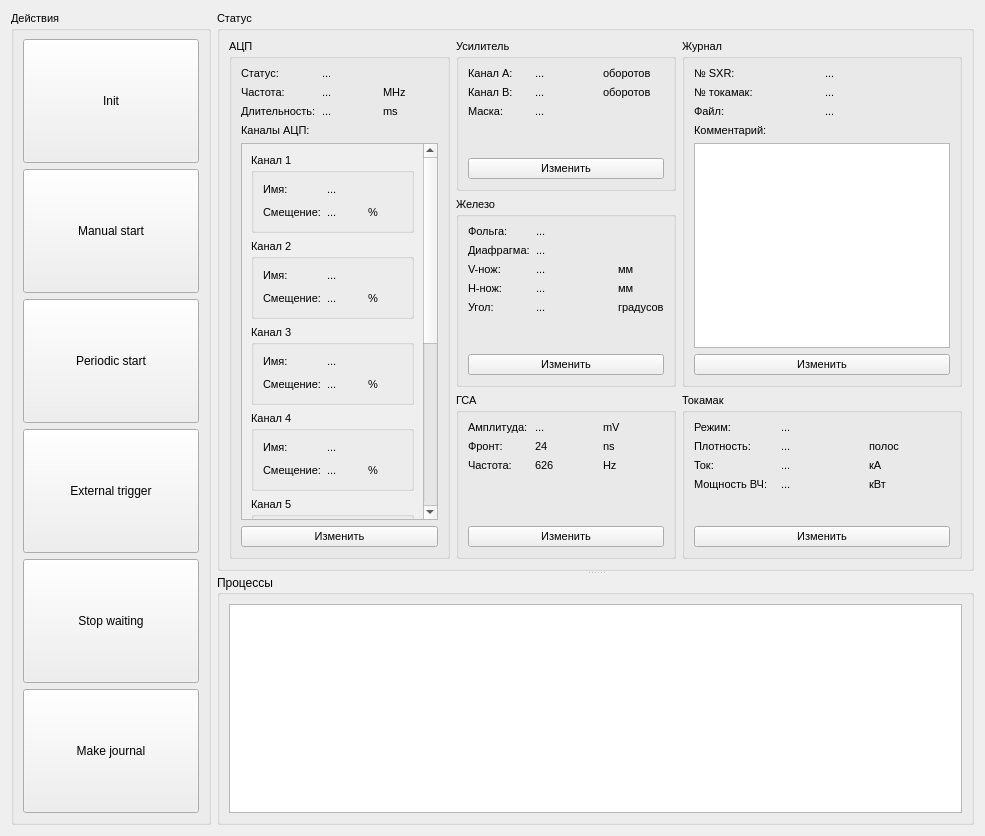
AVSidorov/FT2SXR, file ui/ControlPanel/CentralWidgetUIDesign.ui: the form before one commit.
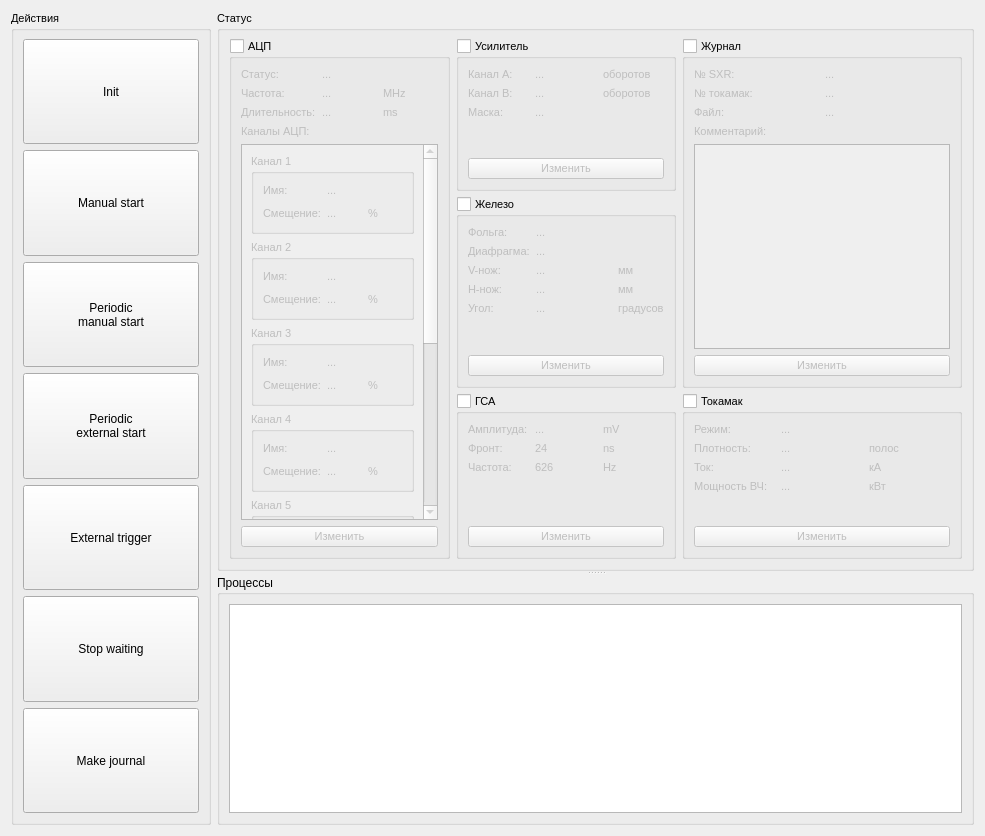
The form after the commit.

Commit message: new windows style

```diff
--- a/ui/ControlPanel/CentralWidgetUIDesign.ui
+++ b/ui/ControlPanel/CentralWidgetUIDesign.ui
@@ -61,7 +61,7 @@
       <string>Действия</string>
      </property>
      <layout class="QGridLayout" name="gridLayout">
-      <item row="4" column="0">
+      <item row="5" column="0">
        <widget class="QPushButton" name="stop_pushButton">
         <property name="sizePolicy">
          <sizepolicy hsizetype="Minimum" vsizetype="Preferred">
@@ -103,48 +103,6 @@
         </property>
        </widget>
       </item>
-      <item row="5" column="0">
-       <widget class="QPushButton" name="journal_pushButton">
-        <property name="sizePolicy">
-         <sizepolicy hsizetype="Minimum" vsizetype="Preferred">
-          <horstretch>0</horstretch>
-          <verstretch>0</verstretch>
-         </sizepolicy>
-        </property>
-        <property name="font">
-         <font>
-          <pointsize>9</pointsize>
-         </font>
-        </property>
-        <property name="cursor">
-         <cursorShape>PointingHandCursor</cursorShape>
-        </property>
-        <property name="text">
-         <string>Make journal</string>
-        </property>
-       </widget>
-      </item>
-      <item row="2" column="0">
-       <widget class="QPushButton" name="periodic_pushButton">
-        <property name="sizePolicy">
-         <sizepolicy hsizetype="Minimum" vsizetype="Preferred">
-          <horstretch>0</horstretch>
-          <verstretch>0</verstretch>
-         </sizepolicy>
-        </property>
-        <property name="font">
-         <font>
-          <pointsize>9</pointsize>
-         </font>
-        </property>
-        <property name="cursor">
-         <cursorShape>PointingHandCursor</cursorShape>
-        </property>
-        <property name="text">
-         <string>Periodic start</string>
-        </property>
-       </widget>
-      </item>
       <item row="0" column="0">
        <widget class="QPushButton" name="Init_pushButton">
         <property name="enabled">
@@ -178,7 +136,50 @@
         </property>
        </widget>
       </item>
-      <item row="3" column="0">
+      <item row="6" column="0">
+       <widget class="QPushButton" name="journal_pushButton">
+        <property name="sizePolicy">
+         <sizepolicy hsizetype="Minimum" vsizetype="Preferred">
+          <horstretch>0</horstretch>
+          <verstretch>0</verstretch>
+         </sizepolicy>
+        </property>
+        <property name="font">
+         <font>
+          <pointsize>9</pointsize>
+         </font>
+        </property>
+        <property name="cursor">
+         <cursorShape>PointingHandCursor</cursorShape>
+        </property>
+        <property name="text">
+         <string>Make journal</string>
+        </property>
+       </widget>
+      </item>
+      <item row="2" column="0">
+       <widget class="QPushButton" name="periodic_manual_pushButton">
+        <property name="sizePolicy">
+         <sizepolicy hsizetype="Minimum" vsizetype="Preferred">
+          <horstretch>0</horstretch>
+          <verstretch>0</verstretch>
+         </sizepolicy>
+        </property>
+        <property name="font">
+         <font>
+          <pointsize>9</pointsize>
+         </font>
+        </property>
+        <property name="cursor">
+         <cursorShape>PointingHandCursor</cursorShape>
+        </property>
+        <property name="text">
+         <string>Periodic
+manual start</string>
+        </property>
+       </widget>
+      </item>
+      <item row="4" column="0">
        <widget class="QPushButton" name="external_pushButton">
         <property name="sizePolicy">
          <sizepolicy hsizetype="Minimum" vsizetype="Preferred">
@@ -199,6 +200,28 @@
         </property>
        </widget>
       </item>
+      <item row="3" column="0">
+       <widget class="QPushButton" name="periodic_external_pushButton">
+        <property name="sizePolicy">
+         <sizepolicy hsizetype="Minimum" vsizetype="Preferred">
+          <horstretch>0</horstretch>
+          <verstretch>0</verstretch>
+         </sizepolicy>
+        </property>
+        <property name="font">
+         <font>
+          <pointsize>9</pointsize>
+         </font>
+        </property>
+        <property name="cursor">
+         <cursorShape>PointingHandCursor</cursorShape>
+        </property>
+        <property name="text">
+         <string>Periodic
+external start</string>
+        </property>
+       </widget>
+      </item>
      </layout>
     </widget>
    </item>
@@ -240,6 +263,12 @@
          <property name="title">
           <string>Усилитель</string>
          </property>
+         <property name="checkable">
+          <bool>true</bool>
+         </property>
+         <property name="checked">
+          <bool>false</bool>
+         </property>
          <layout class="QGridLayout" name="gridLayout_4">
           <item row="2" column="1">
            <widget class="QLabel" name="amp_mask_label">
@@ -343,6 +372,12 @@
          <property name="title">
           <string>ГСА</string>
          </property>
+         <property name="checkable">
+          <bool>true</bool>
+         </property>
+         <property name="checked">
+          <bool>false</bool>
+         </property>
          <layout class="QGridLayout" name="gridLayout_3">
           <item row="0" column="0">
            <widget class="QLabel" name="label_8">
@@ -610,6 +645,9 @@
           <bool>false</bool>
          </property>
          <property name="checkable">
+          <bool>true</bool>
+         </property>
+         <property name="checked">
           <bool>false</bool>
          </property>
          <layout class="QGridLayout" name="gridLayout_5">
@@ -684,7 +722,7 @@
              <enum>QFrame::StyledPanel</enum>
             </property>
             <property name="frameShadow">
-             <enum>QFrame::Raised</enum>
+             <enum>QFrame::Plain</enum>
             </property>
             <property name="lineWidth">
              <number>1</number>
@@ -1191,6 +1229,12 @@
          <property name="title">
           <string>Железо</string>
          </property>
+         <property name="checkable">
+          <bool>true</bool>
+         </property>
+         <property name="checked">
+          <bool>false</bool>
+         </property>
          <layout class="QGridLayout" name="gridLayout_14">
           <item row="2" column="0">
            <widget class="QLabel" name="label_42">
@@ -1317,6 +1361,12 @@
          <property name="title">
           <string>Токамак</string>
          </property>
+         <property name="checkable">
+          <bool>true</bool>
+         </property>
+         <property name="checked">
+          <bool>false</bool>
+         </property>
          <layout class="QGridLayout" name="gridLayout_15">
           <item row="0" column="0">
            <widget class="QLabel" name="label_51">
@@ -1429,6 +1479,12 @@
          <property name="title">
           <string>Журнал</string>
          </property>
+         <property name="checkable">
+          <bool>true</bool>
+         </property>
+         <property name="checked">
+          <bool>false</bool>
+         </property>
          <layout class="QGridLayout" name="gridLayout_16">
           <item row="0" column="0">
            <widget class="QLabel" name="label_7">
```
The commit also changes 7 other files.
